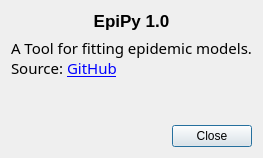
First picture: the form in epipy/ui/view/aboutdialog.ui, repository ckaus/EpiPy, before the edit.
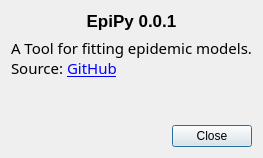
Second picture: the form after the edit.

```diff
--- a/epipy/ui/view/aboutdialog.ui
+++ b/epipy/ui/view/aboutdialog.ui
@@ -33,7 +33,7 @@
       </font>
      </property>
      <property name="text">
-      <string>EpiPy 1.0</string>
+      <string>EpiPy 0.0.1</string>
      </property>
      <property name="alignment">
       <set>Qt::AlignCenter</set>
```
